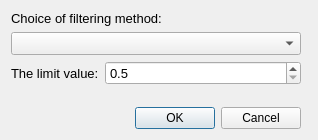
Before: the Qt Designer form ui/ui_filter.ui in Artelia/Mascaret, drawn with Qt 5.
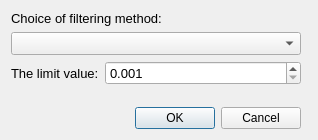
After: the same form once the commit is applied.

Commit message: fixe error filter method

What changed in the file:
```diff
--- a/ui/ui_filter.ui
+++ b/ui/ui_filter.ui
@@ -41,13 +41,13 @@
       </font>
      </property>
      <property name="decimals">
-      <number>1</number>
+      <number>3</number>
      </property>
      <property name="minimum">
-      <double>0.500000000000000</double>
+      <double>0.001000000000000</double>
      </property>
      <property name="maximum">
-      <double>1000.000000000000000</double>
+      <double>999.990000000000009</double>
      </property>
      <property name="singleStep">
       <double>0.100000000000000</double>
```
The commit also changes 2 other files.
